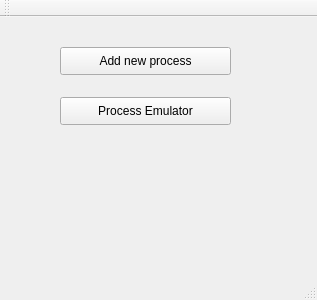
This is mainwindow.ui in ECruz25/OS_Project_1 as Qt 5 draws it before an edit. The edited form follows.
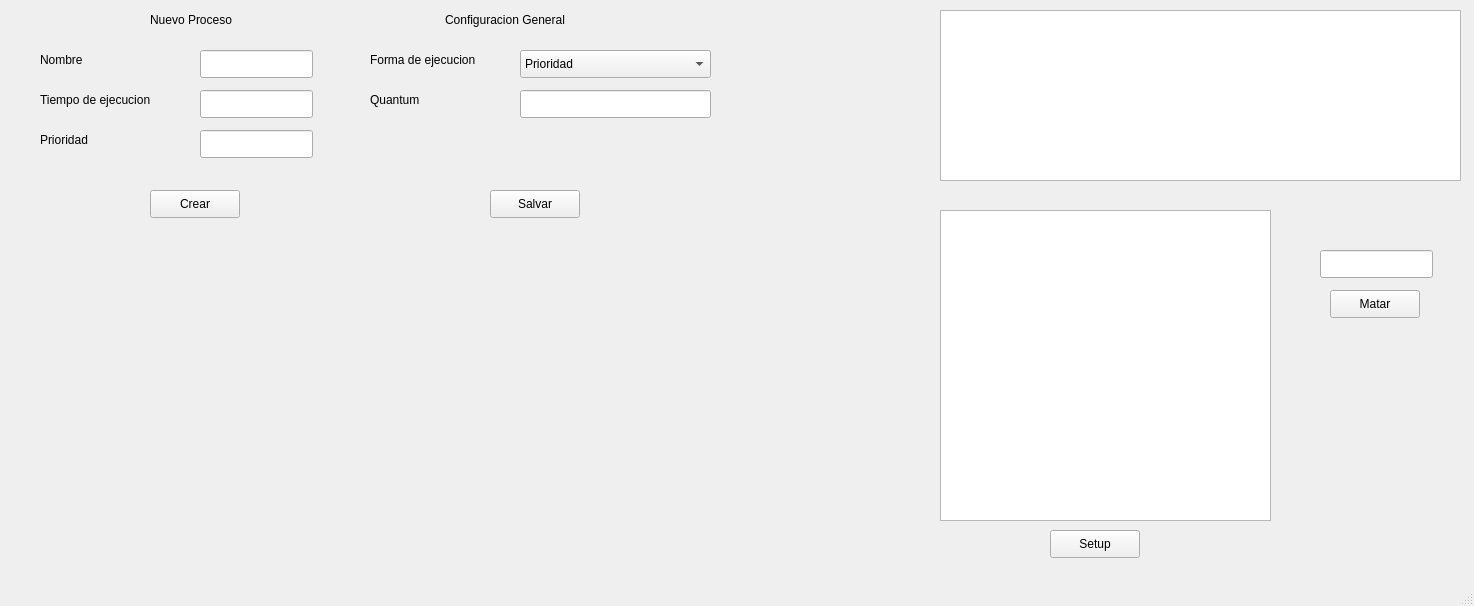
This is the edited form.

Commit message: gui is working, whenever removing a process, timer doesnt reset

```diff
--- a/mainwindow.ui
+++ b/mainwindow.ui
@@ -6,58 +6,252 @@
    <rect>
     <x>0</x>
     <y>0</y>
-    <width>317</width>
-    <height>300</height>
+    <width>1474</width>
+    <height>606</height>
    </rect>
   </property>
   <property name="windowTitle">
    <string>MainWindow</string>
   </property>
   <widget class="QWidget" name="centralWidget">
-   <widget class="QPushButton" name="pushButton">
+   <widget class="QGraphicsView" name="graphicsView">
     <property name="geometry">
      <rect>
-      <x>60</x>
-      <y>30</y>
-      <width>171</width>
+      <x>940</x>
+      <y>210</y>
+      <width>331</width>
+      <height>311</height>
+     </rect>
+    </property>
+   </widget>
+   <widget class="QTableWidget" name="tableWidget">
+    <property name="geometry">
+     <rect>
+      <x>940</x>
+      <y>10</y>
+      <width>521</width>
+      <height>171</height>
+     </rect>
+    </property>
+   </widget>
+   <widget class="QPushButton" name="setup_emulator_btn">
+    <property name="geometry">
+     <rect>
+      <x>1050</x>
+      <y>530</y>
+      <width>90</width>
       <height>28</height>
      </rect>
     </property>
     <property name="text">
-     <string>Add new process</string>
+     <string>Setup</string>
     </property>
    </widget>
    <widget class="QPushButton" name="pushButton_2">
     <property name="geometry">
      <rect>
-      <x>60</x>
-      <y>80</y>
-      <width>171</width>
+      <x>150</x>
+      <y>190</y>
+      <width>90</width>
       <height>28</height>
      </rect>
     </property>
     <property name="text">
-     <string>Process Emulator</string>
+     <string>Crear</string>
     </property>
    </widget>
-  </widget>
-  <widget class="QMenuBar" name="menuBar">
-   <property name="geometry">
-    <rect>
-     <x>0</x>
-     <y>0</y>
-     <width>317</width>
-     <height>25</height>
-    </rect>
-   </property>
-  </widget>
-  <widget class="QToolBar" name="mainToolBar">
-   <attribute name="toolBarArea">
-    <enum>TopToolBarArea</enum>
-   </attribute>
-   <attribute name="toolBarBreak">
-    <bool>false</bool>
-   </attribute>
+   <widget class="QLabel" name="label_4">
+    <property name="geometry">
+     <rect>
+      <x>40</x>
+      <y>130</y>
+      <width>66</width>
+      <height>20</height>
+     </rect>
+    </property>
+    <property name="text">
+     <string>Prioridad</string>
+    </property>
+   </widget>
+   <widget class="QLabel" name="label_3">
+    <property name="geometry">
+     <rect>
+      <x>40</x>
+      <y>90</y>
+      <width>151</width>
+      <height>20</height>
+     </rect>
+    </property>
+    <property name="text">
+     <string>Tiempo de ejecucion</string>
+    </property>
+   </widget>
+   <widget class="QLabel" name="label">
+    <property name="geometry">
+     <rect>
+      <x>40</x>
+      <y>50</y>
+      <width>66</width>
+      <height>20</height>
+     </rect>
+    </property>
+    <property name="text">
+     <string>Nombre</string>
+    </property>
+   </widget>
+   <widget class="QLineEdit" name="name_edit">
+    <property name="geometry">
+     <rect>
+      <x>200</x>
+      <y>50</y>
+      <width>113</width>
+      <height>28</height>
+     </rect>
+    </property>
+   </widget>
+   <widget class="QLineEdit" name="exec_edit">
+    <property name="geometry">
+     <rect>
+      <x>200</x>
+      <y>90</y>
+      <width>113</width>
+      <height>28</height>
+     </rect>
+    </property>
+   </widget>
+   <widget class="QLineEdit" name="priority_edit">
+    <property name="geometry">
+     <rect>
+      <x>200</x>
+      <y>130</y>
+      <width>113</width>
+      <height>28</height>
+     </rect>
+    </property>
+   </widget>
+   <widget class="QComboBox" name="sorter_combo">
+    <property name="geometry">
+     <rect>
+      <x>520</x>
+      <y>50</y>
+      <width>191</width>
+      <height>28</height>
+     </rect>
+    </property>
+    <item>
+     <property name="text">
+      <string>Prioridad</string>
+     </property>
+    </item>
+    <item>
+     <property name="text">
+      <string>Tiempo de Ejecucion</string>
+     </property>
+    </item>
+    <item>
+     <property name="text">
+      <string>Mixto</string>
+     </property>
+    </item>
+   </widget>
+   <widget class="QLabel" name="label_2">
+    <property name="geometry">
+     <rect>
+      <x>370</x>
+      <y>50</y>
+      <width>141</width>
+      <height>20</height>
+     </rect>
+    </property>
+    <property name="text">
+     <string>Forma de ejecucion</string>
+    </property>
+   </widget>
+   <widget class="QLabel" name="label_5">
+    <property name="geometry">
+     <rect>
+      <x>370</x>
+      <y>90</y>
+      <width>141</width>
+      <height>20</height>
+     </rect>
+    </property>
+    <property name="text">
+     <string>Quantum</string>
+    </property>
+   </widget>
+   <widget class="QLineEdit" name="quantum_edit">
+    <property name="geometry">
+     <rect>
+      <x>520</x>
+      <y>90</y>
+      <width>191</width>
+      <height>28</height>
+     </rect>
+    </property>
+   </widget>
+   <widget class="QLabel" name="label_6">
+    <property name="geometry">
+     <rect>
+      <x>150</x>
+      <y>10</y>
+      <width>111</width>
+      <height>20</height>
+     </rect>
+    </property>
+    <property name="text">
+     <string>Nuevo Proceso</string>
+    </property>
+   </widget>
+   <widget class="QLabel" name="label_7">
+    <property name="geometry">
+     <rect>
+      <x>445</x>
+      <y>10</y>
+      <width>191</width>
+      <height>20</height>
+     </rect>
+    </property>
+    <property name="text">
+     <string>Configuracion General</string>
+    </property>
+   </widget>
+   <widget class="QPushButton" name="save_config_btn">
+    <property name="geometry">
+     <rect>
+      <x>490</x>
+      <y>190</y>
+      <width>90</width>
+      <height>28</height>
+     </rect>
+    </property>
+    <property name="text">
+     <string>Salvar</string>
+    </property>
+   </widget>
+   <widget class="QLineEdit" name="kill_edit">
+    <property name="geometry">
+     <rect>
+      <x>1320</x>
+      <y>250</y>
+      <width>113</width>
+      <height>28</height>
+     </rect>
+    </property>
+   </widget>
+   <widget class="QPushButton" name="kill_btn">
+    <property name="geometry">
+     <rect>
+      <x>1330</x>
+      <y>290</y>
+      <width>90</width>
+      <height>28</height>
+     </rect>
+    </property>
+    <property name="text">
+     <string>Matar</string>
+    </property>
+   </widget>
   </widget>
   <widget class="QStatusBar" name="statusBar"/>
  </widget>
```
Left out of the diff: 2 changed lines with no effect on the pictures. The commit also changes 12 other files.
